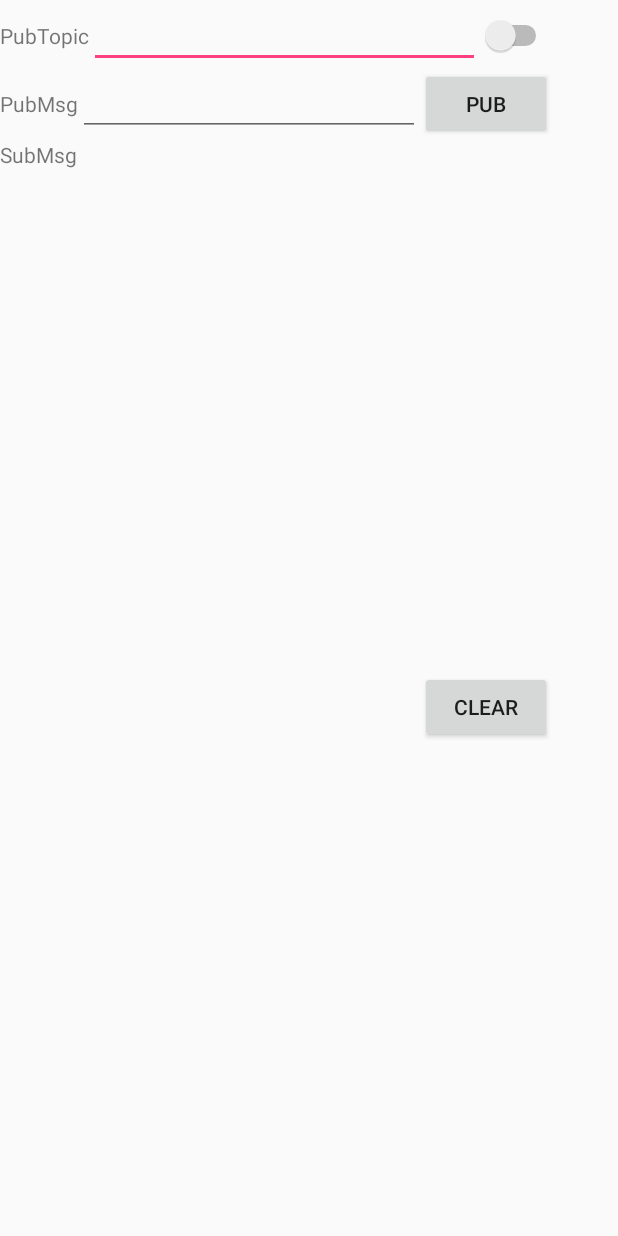
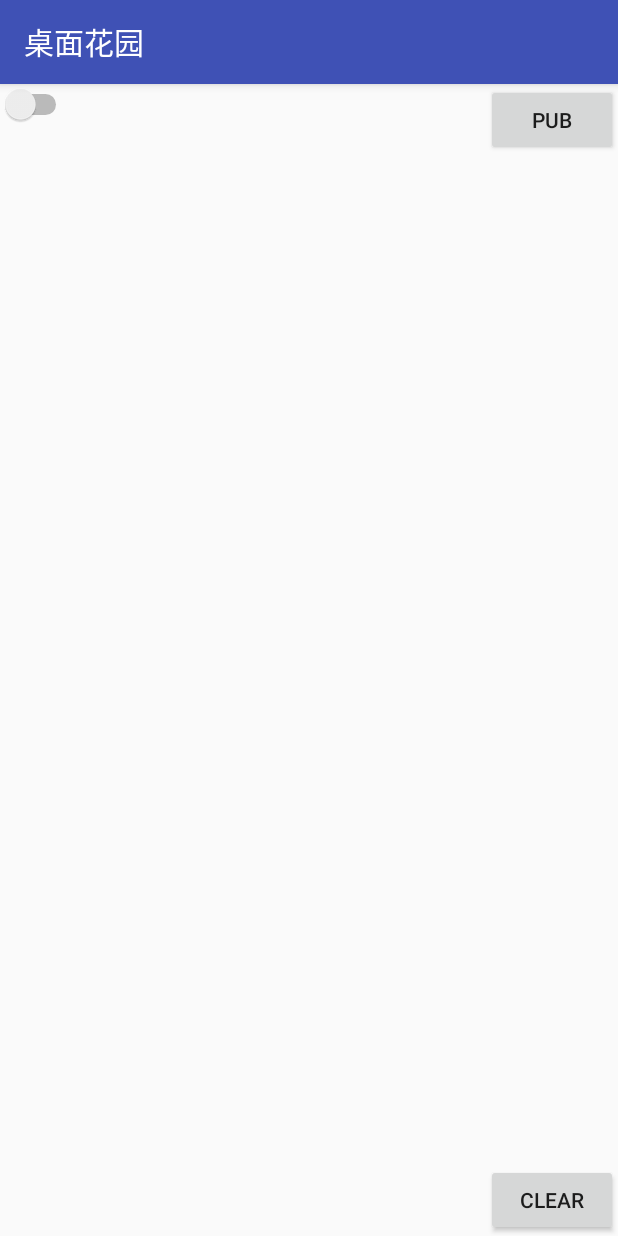
Before and after one commit to HerculesHu/Table_Garden, an Android app: the MainActivity screen opened directly, with no data from a screen before it, after a tap on "PUB", on a phone screen of 412 x 824 dp. Run offline under Robolectric (Android 15) with nearby library versions, the phone set to English and light mode, and no system bars; libraries missing offline, so code that uses them is left out: org.eclipse.paho; 3 statements that could not run were skipped.

Commit message:
增加了JSON解析

```diff
--- a/TableGarden/app/build.gradle
+++ b/TableGarden/app/build.gradle
@@ -33,5 +33,10 @@ dependencies {
     compile 'pub.devrel:easypermissions:0.2.0'
     compile 'org.mongodb:mongo-java-driver:3.5.0'
     compile 'com.google.code.gson:gson:2.7'
+    compile 'com.android.support:support-v13:25.3.1'
+    compile 'com.android.support:support-v4:25.3.1'
+    compile 'com.android.support:palette-v7:25.3.1'
+    compile 'com.android.support:recyclerview-v7:25.3.1'
+    compile 'com.android.support:cardview-v7:25.3.1'
 
 }
--- a/TableGarden/app/src/main/AndroidManifest.xml
+++ b/TableGarden/app/src/main/AndroidManifest.xml
@@ -19,14 +19,15 @@
         android:roundIcon="@mipmap/ic_launcher_round"
         android:supportsRtl="true"
         android:theme="@style/AppTheme">
-        <activity android:name=".ScanQRActivity">
+        <activity android:name=".ScanQRActivity"
+            android:label="桌面花园">
             <intent-filter>
                 <action android:name="android.intent.action.MAIN" />
                 <category android:name="android.intent.category.LAUNCHER" />
             </intent-filter>
         </activity>
         <activity android:name=".MainActivity"
-            android:label="扫码链接您的培养箱" />
+            android:label="桌面花园" />
     </application>
 
 </manifest>
--- a/TableGarden/app/src/main/java/com/zucc/g3/hzy/myapplication/MainActivity.java
+++ b/TableGarden/app/src/main/java/com/zucc/g3/hzy/myapplication/MainActivity.java
@@ -22,12 +22,14 @@ import org.eclipse.paho.client.mqttv3.MqttConnectOptions;
 import org.eclipse.paho.client.mqttv3.MqttException;
 import org.eclipse.paho.client.mqttv3.MqttMessage;
 import org.eclipse.paho.client.mqttv3.persist.MemoryPersistence;
+import org.json.JSONException;
+import org.json.JSONObject;
 
 import java.util.Timer;
 import java.util.TimerTask;
 
 
-public class MainActivity extends Activity  implements Button.OnClickListener , CompoundButton.OnCheckedChangeListener{
+public class MainActivity extends AppCompatActivity  implements Button.OnClickListener , CompoundButton.OnCheckedChangeListener{
 
     private String HOST="127.0.0.1:1883";
     private final static String USERNAME="";
@@ -36,13 +38,14 @@ public class MainActivity extends Activity  implements Button.OnClickListener ,
     private String topic_sub="";
 
     private boolean swc=false;//保护开关是否开启
+    private boolean wait=true;//判断按键等待延时
+
 
     private final static int CONNECTED=1;
     private final static int LOST=2;
     private final static int FAIL=3;
     private final static int RECEIVE=4;
 
-    private EditText pubTopic,pubMsg;
     private TextView subMsg;
     private Button pubButton,clearButton;
     private MqttAsyncClient mqttClient;
@@ -59,10 +62,6 @@ public class MainActivity extends Activity  implements Button.OnClickListener ,
 
         switch_connect = (Switch) findViewById(R.id.sw_connect);
         switch_connect.setOnCheckedChangeListener(this);
-
-        pubTopic=(EditText)findViewById(R.id.pubTopic);
-        pubMsg=(EditText)findViewById(R.id.pubMessage);
-
         subMsg=(TextView)findViewById(R.id.submessage);
         pubButton=(Button)findViewById(R.id.pubButton);
 
@@ -200,18 +199,59 @@ public class MainActivity extends Activity  implements Button.OnClickListener ,
         return options;
     }
 
+    private String buildJSON(int SHH,int ST,int SH,int opLT,int LtDl){
+        JSONObject obj = new JSONObject();
+        try {
+            obj.put("SHH", SHH);
+            obj.put("ST", ST);
+            obj.put("SH", SH);
+            obj.put("opLt", opLT);
+            obj.put("LtDl", LtDl);
+        } catch (JSONException e) {
+            e.printStackTrace();
+        }
+        return obj.toString();
+    }
+
+    //mqtt延时，防止用户暴力按压
+    private void delay(int time) {
+        Timer timer=new Timer();
+        TimerTask task=new TimerTask(){
+            public void run(){
+                wait=true;
+            }
+        };
+        timer.schedule(task, time);//设置两次发送时间间隔
+    }
+
+
     @Override
     public void onClick(View v) {
 
-        if(v==pubButton){
-            if(pubTopic.getText().toString().length()>0) {
+        if(v==pubButton)
+        {
+            if (wait&&swc)
+            {
                 try {
-                    mqttClient.publish(topic_pub, pubMsg.getText().toString().getBytes(), 1, false);
+                    mqttClient.publish(topic_pub, buildJSON(0, 30, 80, 8, 13).getBytes(), 1, false);
                 } catch (MqttException e) {
                     e.printStackTrace();
+                } finally {
+                    wait = false;
+                    delay(800);
                 }
             }
+            else  if(!swc)
+            {
+                Toast.makeText(MainActivity.this,"请先连接再发送",Toast.LENGTH_SHORT).show();
+            }
+            else if(!wait)
+            {
+                Toast.makeText(MainActivity.this,"亲，命令已经到达，不要频繁发送",Toast.LENGTH_SHORT).show();
+            }
+
         }
+
         else if(v==clearButton){
             subMsg.setText("");
         }
--- a/TableGarden/app/src/main/res/layout/activity_main.xml
+++ b/TableGarden/app/src/main/res/layout/activity_main.xml
@@ -1,89 +1,58 @@
 <?xml version="1.0" encoding="utf-8"?>
-<LinearLayout xmlns:android="http://schemas.android.com/apk/res/android"
-xmlns:tools="http://schemas.android.com/tools"
-android:id="@+id/activity_main"
-android:layout_width="368dp"
-android:layout_height="495dp"
-android:orientation="vertical"
-tools:context="com.zucc.g3.hzy.myapplication.MainActivity">
+
+<android.support.v4.widget.DrawerLayout xmlns:android="http://schemas.android.com/apk/res/android"
+    android:id="@+id/drawer_layout"
+    xmlns:app="http://schemas.android.com/apk/res-auto"
+    android:layout_width="match_parent"
+    android:layout_height="match_parent"
+    android:orientation="vertical">
+
+    <RelativeLayout xmlns:android="http://schemas.android.com/apk/res/android"
+    android:layout_width="match_parent"
+    android:layout_height="match_parent"
+    >
 
 
-<LinearLayout
-    android:layout_width="match_parent"
-    android:layout_height="wrap_content"
-    android:orientation="horizontal">
-    <TextView
-        android:layout_width="wrap_content"
-        android:layout_height="wrap_content"
-        android:text="PubTopic"/>
-    <EditText
-        android:layout_width="wrap_content"
-        android:layout_height="wrap_content"
-        android:id="@+id/pubTopic"
-        android:lines="1"
-        android:layout_weight="0.76"/>
         <Switch
             android:id="@+id/sw_connect"
             android:layout_width="wrap_content"
             android:layout_height="wrap_content"
            />
 
-</LinearLayout>
+        <Button
+            android:layout_width="wrap_content"
+            android:layout_height="wrap_content"
+            android:id="@+id/pubButton"
+            android:text="pub"
+            android:layout_below="@+id/linearLayout"
+            android:layout_alignParentEnd="true" />
 
     <LinearLayout
         android:layout_width="match_parent"
         android:layout_height="wrap_content"
-    android:orientation="horizontal">
-    <TextView
-        android:layout_width="wrap_content"
-        android:layout_height="wrap_content"
-        android:text="PubMsg"/>
-    <EditText
-        android:layout_width="wrap_content"
-        android:layout_height="wrap_content"
-        android:id="@+id/pubMessage"
-        android:lines="1"
-        android:layout_weight="1"/>
-    <Button
-        android:layout_width="wrap_content"
-        android:layout_height="wrap_content"
-        android:id="@+id/pubButton"
-        android:text="pub"/>
-</LinearLayout>
 
-<LinearLayout
-    android:layout_width="match_parent"
-    android:layout_height="wrap_content"
-    android:layout_weight="1"
-    android:orientation="horizontal">
-    <TextView
-        android:layout_width="wrap_content"
-        android:layout_height="wrap_content"
-        android:text="SubMsg"/>
+        android:orientation="horizontal"
+        android:id="@+id/linearLayout">
         <ScrollView
             android:layout_width="wrap_content"
             android:layout_height="match_parent"
-        android:layout_marginLeft="5dp"
+            android:layout_marginLeft="5dp"></ScrollView>
+    </LinearLayout>
 
-        android:layout_weight="1">
-        <TextView
-            android:layout_width="match_parent"
-            android:layout_height="match_parent"
-            android:id="@+id/submessage"
-            />
-    </ScrollView>
-</LinearLayout>
-<LinearLayout
-    android:layout_width="match_parent"
-    android:gravity="right"
-    android:layout_height="wrap_content">
         <Button
             android:layout_width="wrap_content"
             android:layout_height="wrap_content"
             android:text="clear"
-        android:id="@+id/clearButton"/>
-</LinearLayout>
+            android:id="@+id/clearButton"
+            android:layout_alignParentBottom="true"
+            android:layout_alignParentEnd="true" />
 
-
-
-</LinearLayout>
+        <TextView
+            android:id="@+id/submessage"
+            android:layout_width="match_parent"
+            android:layout_height="match_parent"
+            android:layout_below="@+id/pubButton"
+            android:layout_centerHorizontal="true"
+            android:layout_marginTop="14dp" />
+    </RelativeLayout>
+</android.support.v4.widget.DrawerLayout>
```
Also changed, not shown: TableGarden/app/src/main/res/layout/toolbar.xml (added, +21 -0 lines), TableGarden/app/src/main/res/menu/menu.xml (added, +19 -0 lines), TableGarden/app/src/main/res/menu/menu_main.xml (added, +14 -0 lines), TableGarden/app/src/main/res/menu/navigation.xml (added, +14 -0 lines), TableGarden/app/src/main/res/values/styles.xml (+9 -0 lines). Lines whose indentation alone changed are shown as unchanged.
